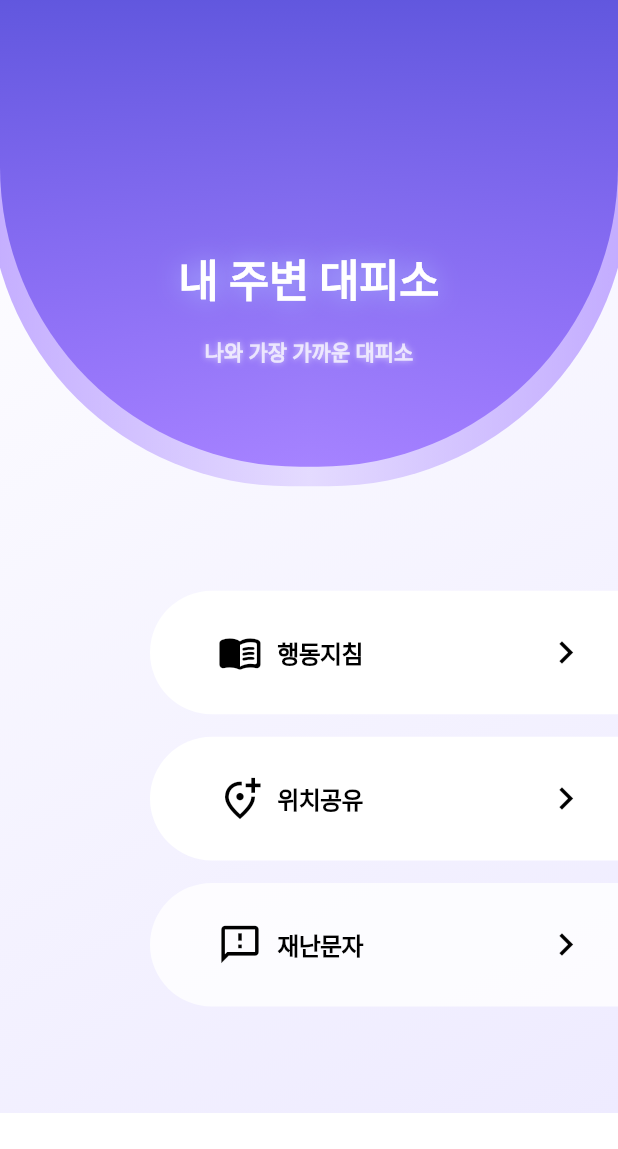
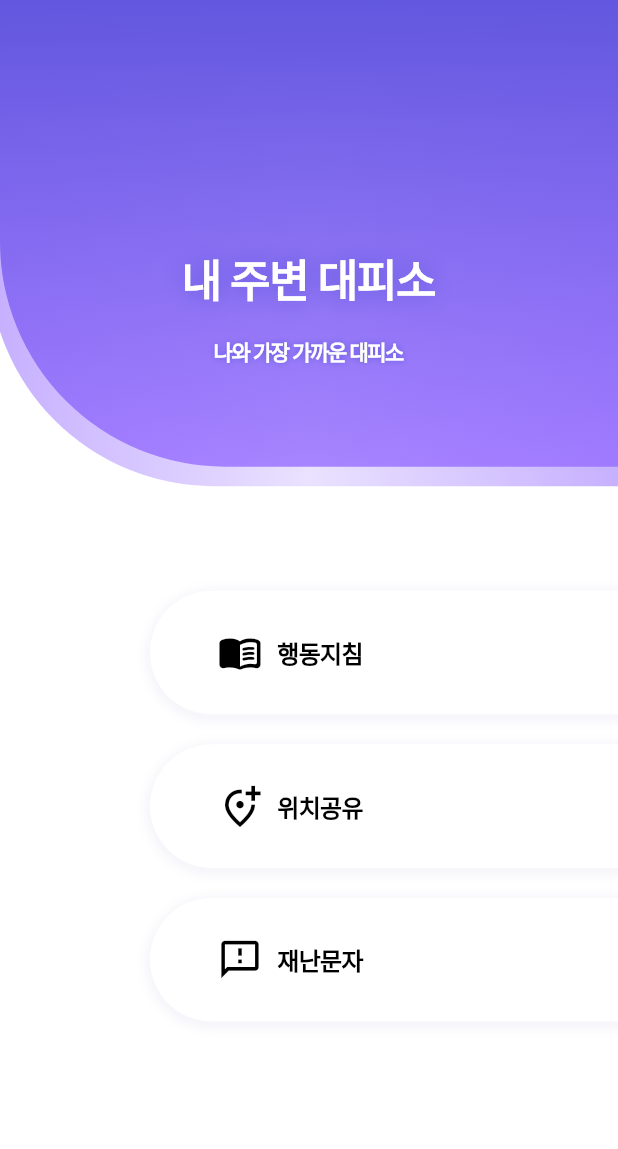
Before and after one commit to Cheon-DM/senior_project, a Flutter app: the screen it shows after launch, on a phone screen of 412 x 824 dp, the part 87-1236 px from its top. Run offline on Flutter 3.47's test engine with Material 2 defaults, Android fonts, the phone set to English and light mode, and no system bars; our stand-ins replace cloud_firestore, firebase_auth, firebase_core, firebase_storage, geolocator, image_picker and 2 more; missing offline and left inert: excel, kakaomap_webview; accounts and stored records are empty; Roboto replaces fonts that are missing (Leferi).

Commit message:
메인페이지 UI 수정(이전 안과 절충)

```diff
--- a/lib/mainpage.dart
+++ b/lib/mainpage.dart
@@ -62,17 +62,7 @@ class _MainPageState extends State<MainPage> {
                       children: [
                         Container(
                           height: MediaQuery.of(context).size.height - 80,
-                          decoration: BoxDecoration(
-                            gradient: LinearGradient(
-                              colors: [
-                                Colors.white,
-                                Color.fromRGBO(238, 235, 255, 1),
-                              ],
-                              begin: Alignment.topLeft,
-                              end: Alignment.bottomRight,
-                            ),
                           ),
-                        ),
                         Stack(
                           children: [
                             // 그림자처럼 깔린...그 부분
@@ -87,8 +77,8 @@ class _MainPageState extends State<MainPage> {
                                     left: 0, right: 0, bottom: 30),
                                 decoration: BoxDecoration(
                                   borderRadius: const BorderRadius.only(
-                                    bottomRight: Radius.circular(200),
-                                    bottomLeft: Radius.circular(200),
+                                    bottomRight: Radius.circular(0),
+                                    bottomLeft: Radius.circular(150),
                                   ),
                                   gradient: LinearGradient(
                                       colors: [
@@ -119,10 +109,10 @@ class _MainPageState extends State<MainPage> {
                                           color: Colors.white,
                                           fontSize: MediaQuery.of(context).size.width*0.5/7,
                                           fontWeight: FontWeight.bold,
+                                          letterSpacing: -1,
                                           shadows: [
                                             Shadow(
-                                              color: Color.fromRGBO(
-                                                  170, 179, 255, 1.0),
+                                              color: Color(0xff6157DE),
                                               offset: Offset(0, 0),
                                               blurRadius: 20,
                                             )
@@ -140,13 +130,13 @@ class _MainPageState extends State<MainPage> {
                                     "나와 가장 가까운 대피소",
                                     style: TextStyle(
                                         fontFamily: 'Leferi',
-                                        color: Colors.white.withOpacity(0.75),
+                                        color: Colors.white,
                                         fontSize: 14,
                                         fontWeight: FontWeight.bold,
+                                        letterSpacing: -1,
                                         shadows: [
                                           Shadow(
-                                            color:
-                                                Colors.white.withOpacity(0.7),
+                                            color: Color(0xff6157DE),
                                             offset: Offset(0, 0),
                                             blurRadius: 5,
                                           )
@@ -165,8 +155,8 @@ class _MainPageState extends State<MainPage> {
                                   left: 0, right: 0, bottom: 30),
                               decoration: BoxDecoration(
                                 borderRadius: const BorderRadius.only(
-                                  bottomRight: Radius.circular(200),
-                                  bottomLeft: Radius.circular(200),
+                                  bottomRight: Radius.circular(0),
+                                  bottomLeft: Radius.circular(150),
                                 ),
                                 gradient: LinearGradient(
                                     colors: [
@@ -230,11 +220,6 @@ class _MainPageState extends State<MainPage> {
                                           SizedBox(
                                             width: 120,
                                           ),
-                                          Icon(
-                                            Icons.chevron_right,
-                                            color: Colors.black,
-                                            size: 30,
-                                          )
                                         ],
                                       ),
                                     ),
@@ -254,7 +239,16 @@ class _MainPageState extends State<MainPage> {
                                       topLeft: Radius.circular(50),
                                       bottomLeft: Radius.circular(50),
                                     ),
-                                    color: Colors.white.withOpacity(1)),
+                                    color: Colors.white.withOpacity(1),
+                                    boxShadow: [
+                                      BoxShadow(
+                                        color: Color.fromRGBO(245, 245, 250, 1),
+                                        blurRadius: 5,
+                                        spreadRadius: 3,
+                                        offset: Offset(0, 2),
+                                      ),
+                                    ]
+                                ),
                               ),
 
                               //위치공유
@@ -295,11 +289,6 @@ class _MainPageState extends State<MainPage> {
                                           SizedBox(
                                             width: 120,
                                           ),
-                                          Icon(
-                                            Icons.chevron_right,
-                                            color: Colors.black,
-                                            size: 30,
-                                          )
                                         ],
                                       ),
                                     ),
@@ -311,14 +300,25 @@ class _MainPageState extends State<MainPage> {
                                 margin: const EdgeInsets.only(
                                   left: 100,
                                   right: 0,
-                                  top: 15,
+                                  top: 20,
                                 ),
                                 decoration: BoxDecoration(
                                     borderRadius: const BorderRadius.only(
                                       topLeft: Radius.circular(50),
                                       bottomLeft: Radius.circular(50),
                                     ),
-                                    color: Colors.white.withOpacity(1)),
+                                    color: Colors.white.withOpacity(1),
+                                    boxShadow: [
+                                      BoxShadow(
+                                          color: Color.fromRGBO(245, 245, 250, 1),
+                                          blurRadius: 5,
+                                          spreadRadius: 3,
+                                        offset: Offset(0, 2),
+                                      ),
+                                    ]
+
+                                ),
+
                               ),
 
                               //재난문자
@@ -362,11 +362,6 @@ class _MainPageState extends State<MainPage> {
                                           SizedBox(
                                             width: 120,
                                           ),
-                                          Icon(
-                                            Icons.chevron_right,
-                                            color: Colors.black,
-                                            size: 30,
-                                          )
                                         ],
                                       ),
                                     ),
@@ -378,14 +373,24 @@ class _MainPageState extends State<MainPage> {
                                 margin: const EdgeInsets.only(
                                   left: 100,
                                   right: 0,
-                                  top: 15,
+                                  top: 20,
                                 ),
                                 decoration: BoxDecoration(
                                     borderRadius: const BorderRadius.only(
                                       topLeft: Radius.circular(50),
                                       bottomLeft: Radius.circular(50),
                                     ),
-                                    color: Colors.white.withOpacity(0.8)),
+                                    color: Colors.white.withOpacity(1),
+                                    boxShadow: [
+                                      BoxShadow(
+                                        color: Color.fromRGBO(245, 245, 250, 1),
+                                        blurRadius: 5,
+                                        spreadRadius: 3,
+                                        offset: Offset(0, 2),
+                                      ),
+                                    ]
+
+                                ),
                               ),
                             ],
                           ),
```
